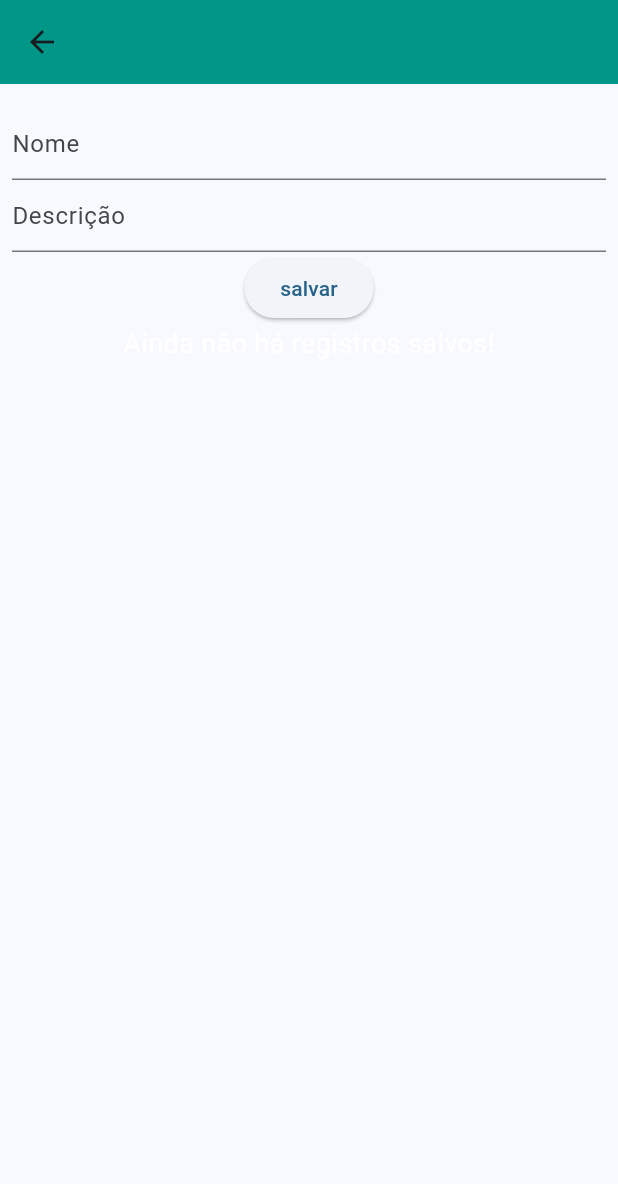
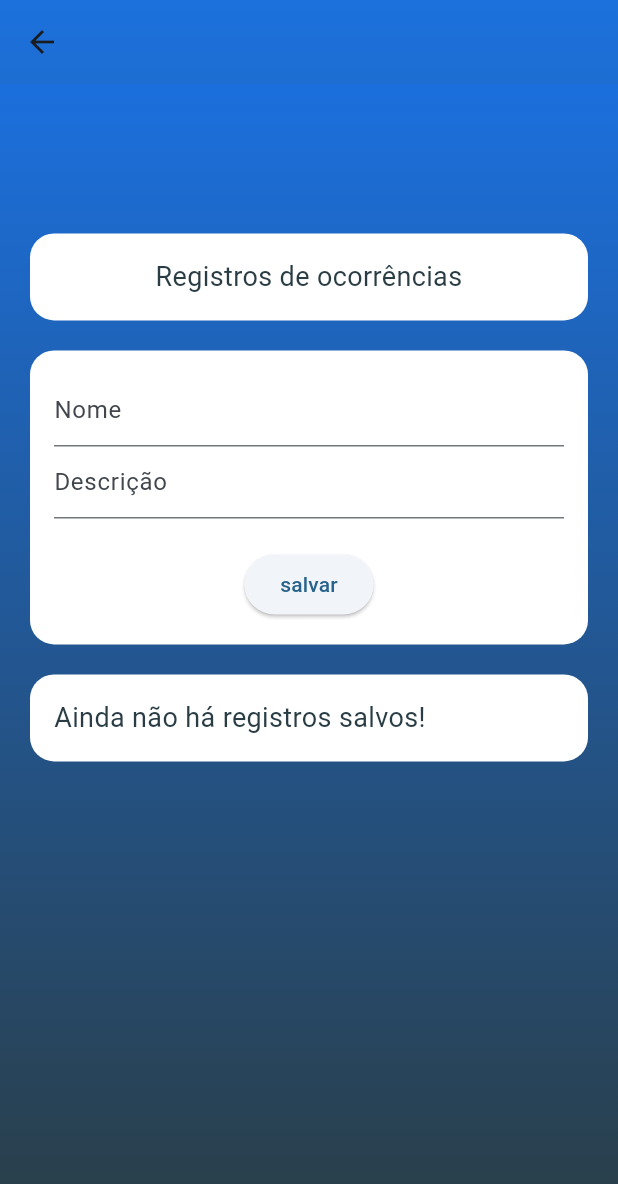
Before and after one commit to IuriSum/WEATHER_APP, a Flutter app: the ReportPage screen opened by its route, on a phone screen of 412 x 824 dp. Shown: the top 1184 px of the screen. Run offline on Flutter 3.47's test engine with Material 3 defaults, Android fonts, the phone set to English and light mode, and no system bars; our stand-ins replace flutter_mobx, flutter_modular, hive, hive_flutter, loading_animation_widget, mobx; accounts and stored records are empty; generated files the repository leaves out were written again.

Commit message:
style básico do formulário pronto

```diff
--- a/lib/apis/api_request.dart
+++ b/lib/apis/api_request.dart
@@ -46,7 +46,6 @@ class ApiHandler {
     try{
       List <DayModel> days = [];
       Map<String, dynamic>? requestInfo = await weatherForecast120();
-      // weatherForecast120().then((requestInfo){
         List<dynamic> data = requestInfo!["data"]??[];
         // divides request in 3 days
         for (int i = 0; i < 71; i += 24) {
@@ -54,7 +53,6 @@ class ApiHandler {
           days.add(DayModel(weatherInfo: sublist, city: requestInfo["city_name"]));
         }
         return days;
-      // });
     }
     catch(e){
       return null;
--- a/lib/features/components/report_card.dart
+++ b/lib/features/components/report_card.dart
@@ -47,21 +47,21 @@ class _ReportCardState extends State<ReportCard> {
                   ),
                 ),
                 Spacer(),
-                Container(
-                  padding: EdgeInsets.symmetric(horizontal: 8, vertical: 4),
-                  decoration: BoxDecoration(
-                    color: Color.fromARGB(171, 44, 41, 41),
-                    borderRadius: BorderRadius.circular(10),
-                    border: Border.all(color: Colors.white, width: 1)
-                  ),
-                  child: Text(
-                    dateFormater(),
-                    style: TextStyle(
-                      fontSize: 18,
-                      color: Colors.white,
-                    ),
-                  ),
-                ),
+                // Container(
+                //   padding: EdgeInsets.symmetric(horizontal: 8, vertical: 4),
+                //   decoration: BoxDecoration(
+                //     color: Color.fromARGB(171, 44, 41, 41),
+                //     borderRadius: BorderRadius.circular(10),
+                //     border: Border.all(color: Colors.white, width: 1)
+                //   ),
+                //   child: Text(
+                //     dateFormater(),
+                //     style: TextStyle(
+                //       fontSize: 18,
+                //       color: Colors.white,
+                //     ),
+                //   ),
+                // ),
                 InkWell(
                   onTap: widget.deleteCallback,
                   child: Icon(
--- a/lib/views/report_page.dart
+++ b/lib/views/report_page.dart
@@ -1,7 +1,9 @@
 import 'package:flutter/material.dart';
+import 'package:flutter/services.dart';
 import 'package:flutter_mobx/flutter_mobx.dart';
 import 'package:loading_animation_widget/loading_animation_widget.dart';
 import 'package:provider/provider.dart';
+import 'package:weather_forecast/features/constants/colors.dart';
 import 'package:weather_forecast/models/report_model.dart';
 import 'package:weather_forecast/features/components/report_card.dart';
 import 'package:weather_forecast/mobx/report_manager.dart';
@@ -61,12 +63,56 @@ class _ReportPageState extends State<ReportPage> {
 
     return Scaffold(
       appBar: AppBar(
-        backgroundColor: Colors.teal,
+        backgroundColor: Colors.transparent,
+        elevation: 10,
+        systemOverlayStyle: SystemUiOverlayStyle(
+          statusBarColor: Colors.black.withOpacity(0.2), // Tint for status bar
+          statusBarIconBrightness: Brightness.light,     // White icons for light theme
         ),
+      ),
+      extendBodyBehindAppBar: true,
       body: Container(
-        padding: EdgeInsets.symmetric(horizontal: 8, vertical: 16),
+        width: width,
+        height: height,
+        decoration: BoxDecoration(
+          gradient: LinearGradient(
+            colors: [
+              Color(0xFF1A73E8),
+              STORMY_DARK,
+            ],
+            begin: Alignment.topCenter,
+            end: Alignment.bottomCenter,
+          )
+        ),
+        padding: EdgeInsets.symmetric(horizontal: 20, vertical: 32),
         child: Column(
           mainAxisSize: MainAxisSize.min,
+          children: [
+            SizedBox(height: height*0.15,),
+            Container(
+              width: double.maxFinite,
+              decoration: BoxDecoration(
+                color: Colors.white,
+                borderRadius: BorderRadius.circular(16)
+              ),
+              padding: EdgeInsets.all(16),
+              child: Text(
+                "Registros de ocorrências",
+                textAlign: TextAlign.center,
+                style: TextStyle(
+                  color: STORMY_DARK,
+                  fontSize: 18
+                ),
+              ),
+            ),
+            SizedBox(height: 20,),
+            Container(
+              decoration: BoxDecoration(
+                color: Colors.white,
+                borderRadius: BorderRadius.circular(16)
+              ),
+              padding: EdgeInsets.all(16),
+              child: Column(
                 children: [
                   TextField(
                     controller: _nameController,
@@ -80,6 +126,7 @@ class _ReportPageState extends State<ReportPage> {
                       hintText: 'Descrição'
                     ),
                   ),
+                  SizedBox(height: 20,),
                   ElevatedButton(onPressed: (){
                       if(canSubmit()){
                         manager.saveNewReport(
@@ -92,27 +139,53 @@ class _ReportPageState extends State<ReportPage> {
                         errorSnackBar(context);
                       }
                     },
-            child: Text("salvar"),),
-            Observer(
+                    child: Text("salvar"),
+                  ),
+                ],
+              ),
+            ),
+            SizedBox(height: 20,),
+            Container(
+              decoration: BoxDecoration(
+                color: Colors.white,
+                borderRadius: BorderRadius.circular(16)
+              ),
+              constraints: BoxConstraints(
+                maxHeight: height*0.3
+              ),
+              padding: EdgeInsets.all(16),
+              child: Observer(
                 builder: (_) => FutureBuilder(
                   future: manager.reports,
                   builder: (BuildContext context, AsyncSnapshot<List<ReportModel>?> snapshot){
 
                     if(snapshot.data == null){
                       manager.fetchReports();
-                    return Center(child: LoadingAnimationWidget.discreteCircle(color: Colors.white, size: 34));
+                      return Center(child: LoadingAnimationWidget.discreteCircle(
+                          color: STORMY_DARK,
+                          size: 34
+                        )
+                      );
                     }
 
                     if(snapshot.hasData && snapshot.connectionState == ConnectionState.done){
 
                       if(snapshot.data!.isEmpty){
-                      return Text("Ainda não há registros salvos!", style: TextStyle(color: Colors.white, fontSize: 18),);
+                        return SizedBox(
+                          width: double.maxFinite,
+                          child: Text(
+                            "Ainda não há registros salvos!",
+                            style: TextStyle(
+                              color: STORMY_DARK,
+                              fontSize: 18
+                            ),
+                          ),
+                        );
                       }
 
-                    return SizedBox(
-                      width: width,
-                      height: height*0.60,
-                      child: ListView.separated(
+                      return ListView.separated(
+                        shrinkWrap: true,
+                        padding: EdgeInsets.all(0),
                         itemCount: snapshot.data!.length,
                         itemBuilder: (BuildContext _, int index){
                           return ReportCard(
@@ -123,16 +196,21 @@ class _ReportPageState extends State<ReportPage> {
                         separatorBuilder: (BuildContext _, int index){
                           return SizedBox(height: 8,);
                         },
-                      ),
                       );
                     }
                     else{
-                    return Center(child: LoadingAnimationWidget.discreteCircle(color: Colors.white, size: 34));
+                      return Center(
+                        child: LoadingAnimationWidget.discreteCircle(
+                          color: STORMY_DARK,
+                          size: 34
+                        )
+                      );
                     }
 
                   }
                 ),
               ),
+            )
           ],
         ),
       ),
```
Lines whose indentation alone changed are shown as unchanged.
